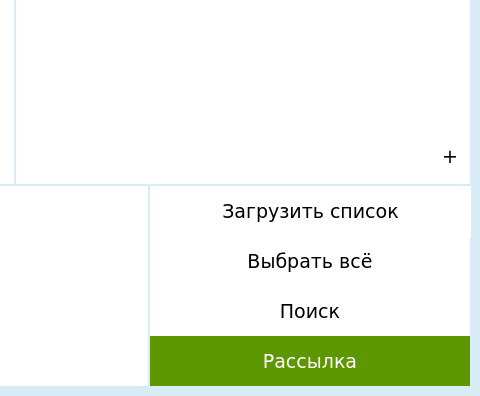
First picture: the form in qtdesigner.ui, repository TarkvinAktus/python-standalone-vk-msg-sender-, before the edit; both pictures show x 450 to 930 and y 204 to 600 of the 930 by 600 pixel window.
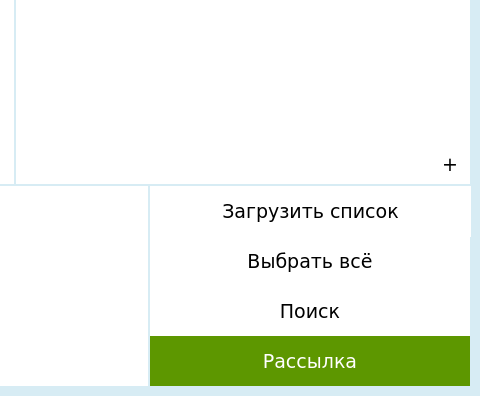
Second picture: the form after the edit.

```diff
--- a/qtdesigner.ui
+++ b/qtdesigner.ui
@@ -268,7 +268,7 @@
     <property name="geometry">
      <rect>
       <x>880</x>
-      <y>340</y>
+      <y>348</y>
       <width>40</width>
       <height>40</height>
      </rect>
```
